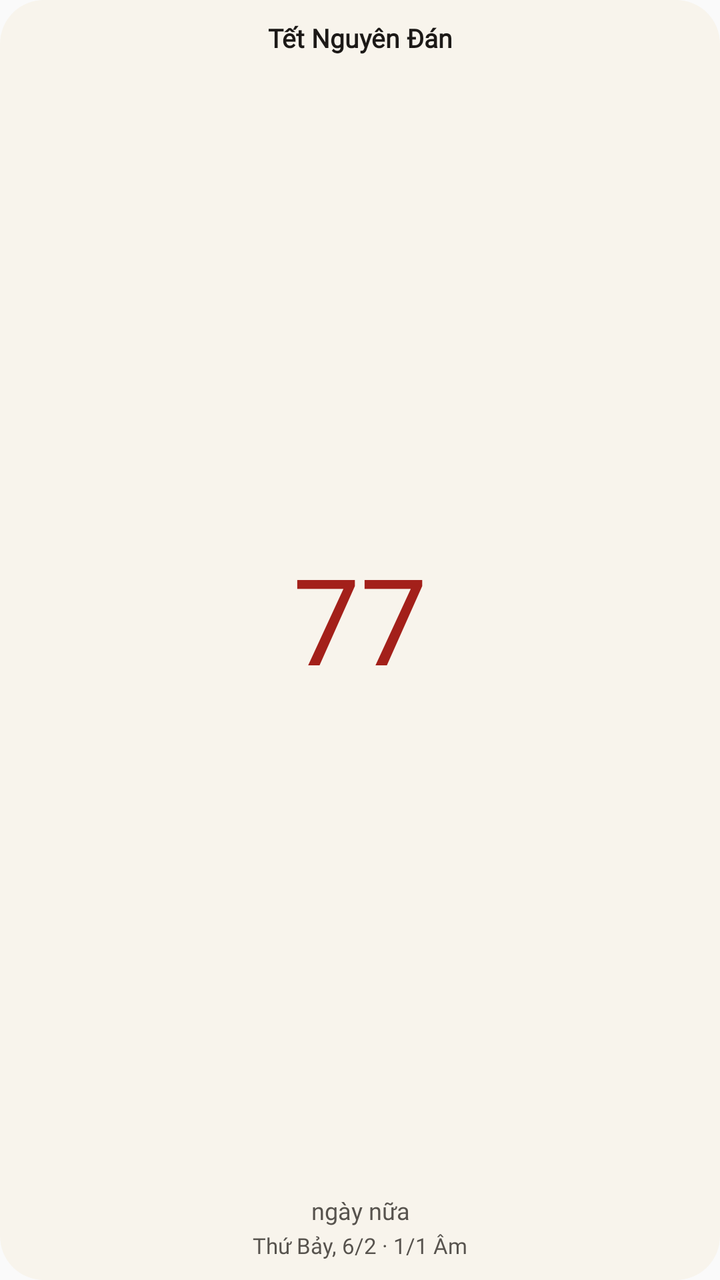
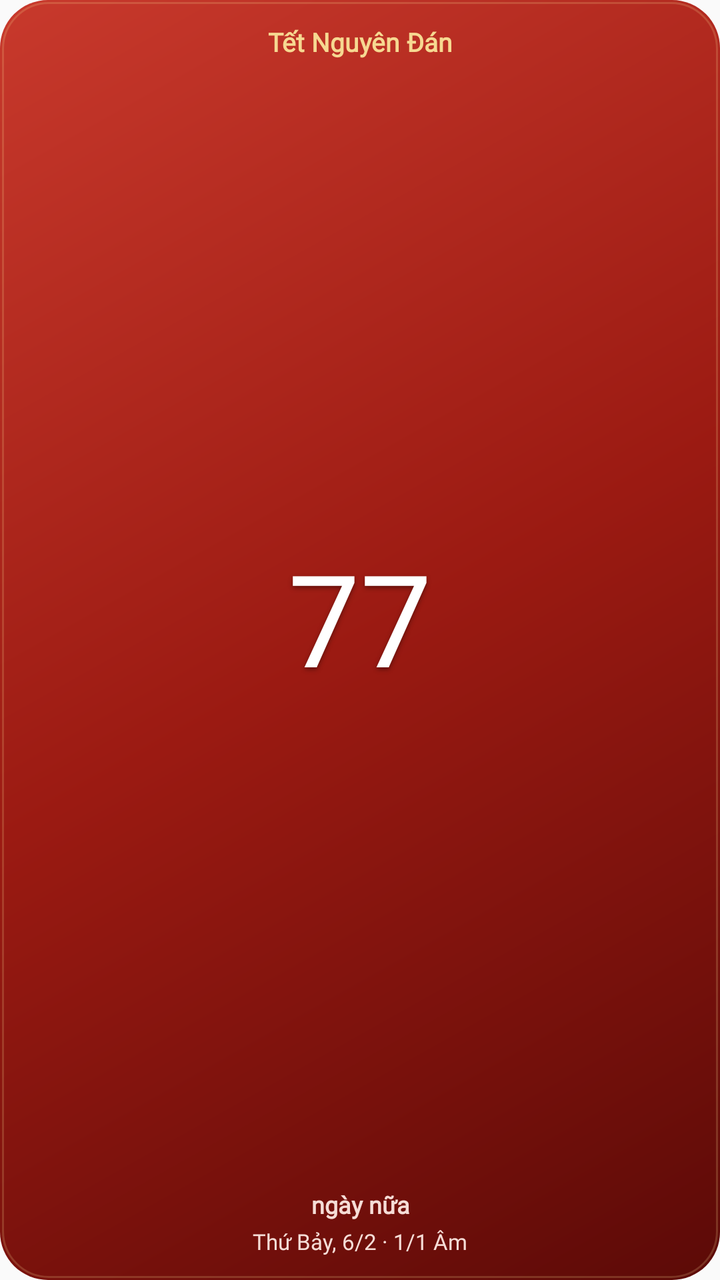

The first picture is an Android layout as it rendered before a commit; the second is the same layout after the commit. The layout source and the unified diff follow.
<!-- AndroidManifest.xml: application theme AppTheme -->
<!-- res/layout/widget_countdown.xml -->
<?xml version="1.0" encoding="utf-8"?>
<LinearLayout xmlns:android="http://schemas.android.com/apk/res/android" android:id="@+id/root" android:layout_width="match_parent" android:layout_height="match_parent"
    android:background="@drawable/widget_bg" android:orientation="vertical" android:gravity="center" android:padding="10dp">
    <TextView android:fontFamily="@font/be_vietnam_pro" android:id="@+id/title" android:layout_width="match_parent" android:layout_height="wrap_content" android:gravity="center"
        android:maxLines="2" android:ellipsize="end" android:text="Tết Nguyên Đán" android:textColor="@color/widget_ink" android:textSize="13sp" android:textStyle="bold" />
    <TextView android:id="@+id/number" android:layout_width="match_parent" android:layout_height="0dp" android:layout_weight="1"
        android:gravity="center" android:fontFamily="@font/noto_serif_digits" android:text="77" android:textColor="@color/widget_accent" android:textSize="44sp"
        android:includeFontPadding="false" android:maxLines="1"
        android:autoSizeTextType="uniform" android:autoSizeMinTextSize="20sp" android:autoSizeMaxTextSize="60sp" />
    <TextView android:fontFamily="@font/be_vietnam_pro" android:id="@+id/unit" android:layout_width="match_parent" android:layout_height="wrap_content" android:gravity="center"
        android:text="ngày nữa" android:textColor="@color/widget_muted" android:textSize="12sp" />
    <TextView android:fontFamily="@font/be_vietnam_pro" android:id="@+id/date" android:layout_width="match_parent" android:layout_height="wrap_content" android:gravity="center"
        android:maxLines="1" android:ellipsize="end" android:paddingTop="2dp"
        android:text="Thứ Bảy, 6/2 · 1/1 Âm" android:textColor="@color/widget_muted" android:textSize="11sp" />
</LinearLayout>
<!-- resources referenced by this layout -->
<resources>
  <color name="widget_accent">#A3201A</color>
  <color name="widget_ink">#1C1917</color>
  <color name="widget_muted">#57534E</color>
  <!-- drawable widget_bg (drawable) -->
  <?xml version="1.0" encoding="utf-8"?>
  <shape xmlns:android="http://schemas.android.com/apk/res/android" android:shape="rectangle">
      <solid android:color="@color/widget_paper" />
      <corners android:radius="22dp" />
  </shape>
  <style name="AppTheme" parent="Theme.AppCompat.Light.DarkActionBar">
          
          <item name="colorPrimary">@color/colorPrimary</item>
          <item name="colorPrimaryDark">@color/colorPrimaryDark</item>
          <item name="colorAccent">@color/colorAccent</item>
      </style>
  <color name="widget_paper">#F8F4EC</color>
</resources>

<!-- the commit's change to res/layout/widget_countdown.xml (unified diff, before → after) -->
@@ -1,15 +1,14 @@
 <?xml version="1.0" encoding="utf-8"?>
 <LinearLayout xmlns:android="http://schemas.android.com/apk/res/android" android:id="@+id/root" android:layout_width="match_parent" android:layout_height="match_parent"
-    android:background="@drawable/widget_bg" android:orientation="vertical" android:gravity="center" android:padding="10dp">
-    <TextView android:fontFamily="@font/be_vietnam_pro" android:id="@+id/title" android:layout_width="match_parent" android:layout_height="wrap_content" android:gravity="center"
-        android:maxLines="2" android:ellipsize="end" android:text="Tết Nguyên Đán" android:textColor="@color/widget_ink" android:textSize="13sp" android:textStyle="bold" />
-    <TextView android:id="@+id/number" android:layout_width="match_parent" android:layout_height="0dp" android:layout_weight="1"
-        android:gravity="center" android:fontFamily="@font/noto_serif_digits" android:text="77" android:textColor="@color/widget_accent" android:textSize="44sp"
-        android:includeFontPadding="false" android:maxLines="1"
-        android:autoSizeTextType="uniform" android:autoSizeMinTextSize="20sp" android:autoSizeMaxTextSize="60sp" />
-    <TextView android:fontFamily="@font/be_vietnam_pro" android:id="@+id/unit" android:layout_width="match_parent" android:layout_height="wrap_content" android:gravity="center"
-        android:text="ngày nữa" android:textColor="@color/widget_muted" android:textSize="12sp" />
-    <TextView android:fontFamily="@font/be_vietnam_pro" android:id="@+id/date" android:layout_width="match_parent" android:layout_height="wrap_content" android:gravity="center"
-        android:maxLines="1" android:ellipsize="end" android:paddingTop="2dp"
-        android:text="Thứ Bảy, 6/2 · 1/1 Âm" android:textColor="@color/widget_muted" android:textSize="11sp" />
+    android:background="@drawable/widget_lacquer_bg" android:orientation="vertical" android:gravity="center" android:padding="12dp">
+    <TextView android:id="@+id/title" android:layout_width="match_parent" android:layout_height="wrap_content" android:gravity="center" android:fontFamily="@font/be_vietnam_pro"
+        android:maxLines="2" android:ellipsize="end" android:text="Tết Nguyên Đán" android:textColor="@color/widget_on_lacquer_gold" android:textSize="13sp" android:textStyle="bold" />
+    <TextView android:id="@+id/number" android:layout_width="match_parent" android:layout_height="0dp" android:layout_weight="1" android:fontFamily="@font/noto_serif_digits"
+        android:gravity="center" android:text="77" android:textColor="@color/widget_on_accent" android:textSize="46sp" android:includeFontPadding="false" android:maxLines="1"
+        android:autoSizeTextType="uniform" android:autoSizeMinTextSize="20sp" android:autoSizeMaxTextSize="64sp" android:shadowColor="#66000000" android:shadowDy="3" android:shadowRadius="6" />
+    <TextView android:id="@+id/unit" android:layout_width="match_parent" android:layout_height="wrap_content" android:gravity="center" android:fontFamily="@font/be_vietnam_pro"
+        android:text="ngày nữa" android:textColor="@color/widget_on_lacquer_soft" android:textSize="12sp" android:textStyle="bold" />
+    <TextView android:id="@+id/date" android:layout_width="match_parent" android:layout_height="wrap_content" android:gravity="center" android:fontFamily="@font/be_vietnam_pro"
+        android:maxLines="1" android:ellipsize="end" android:paddingTop="3dp"
+        android:text="Thứ Bảy, 6/2 · 1/1 Âm" android:textColor="@color/widget_on_lacquer_soft" android:textSize="11sp" />
 </LinearLayout>
<!-- resource entries referenced after the edit -->
@@ -1,20 +1,24 @@
 <!-- resources referenced by this layout -->
 <resources>
-  <color name="widget_accent">#A3201A</color>
-  <color name="widget_ink">#1C1917</color>
-  <color name="widget_muted">#57534E</color>
-  <!-- drawable widget_bg (drawable) -->
+  <color name="widget_on_accent">#FFFFFF</color>
+  <color name="widget_on_lacquer_gold">#F6D891</color>
+  <color name="widget_on_lacquer_soft">#F6DDD7</color>
+  <!-- drawable widget_lacquer_bg (drawable) -->
   <?xml version="1.0" encoding="utf-8"?>
-  <shape xmlns:android="http://schemas.android.com/apk/res/android" android:shape="rectangle">
-      <solid android:color="@color/widget_paper" />
-      <corners android:radius="22dp" />
-  </shape>
+  <layer-list xmlns:android="http://schemas.android.com/apk/res/android">
+      <item><shape android:shape="rectangle"><corners android:radius="24dp"/>
+          <gradient android:angle="315" android:startColor="@color/widget_lacquer_hi" android:centerColor="@color/widget_lacquer" android:endColor="@color/widget_lacquer_deep"/></shape></item>
+      <item android:left="1dp" android:right="1dp" android:top="1dp" android:bottom="1dp"><shape android:shape="rectangle"><corners android:radius="23dp"/>
+          <stroke android:width="1dp" android:color="#33F6D891"/></shape></item>
+  </layer-list>
   <style name="AppTheme" parent="Theme.AppCompat.Light.DarkActionBar">
           
           <item name="colorPrimary">@color/colorPrimary</item>
           <item name="colorPrimaryDark">@color/colorPrimaryDark</item>
           <item name="colorAccent">@color/colorAccent</item>
       </style>
-  <color name="widget_paper">#F8F4EC</color>
+  <color name="widget_lacquer_hi">#C8392C</color>
+  <color name="widget_lacquer">#9B1A12</color>
+  <color name="widget_lacquer_deep">#5C0A07</color>
 </resources>
 
